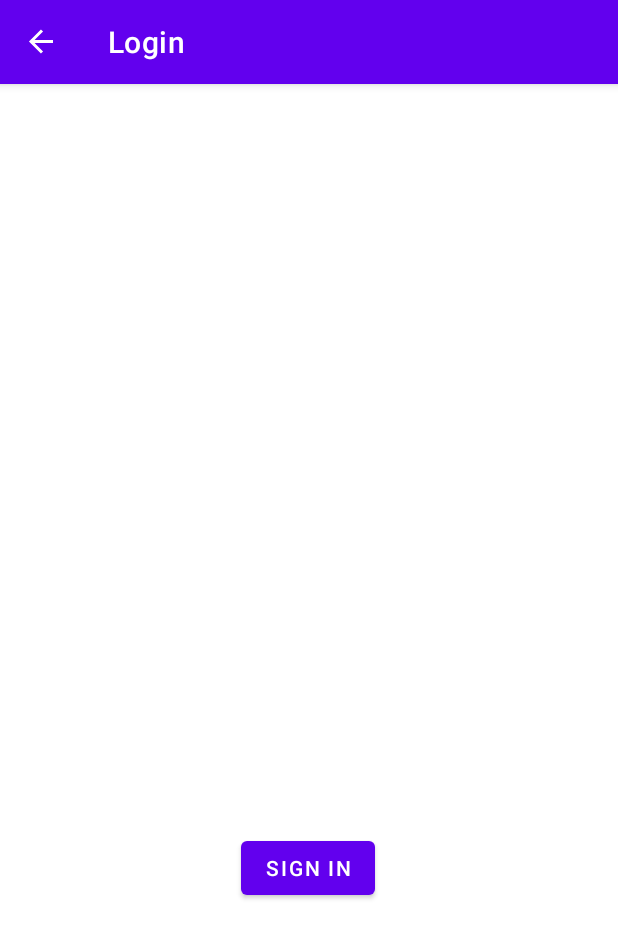
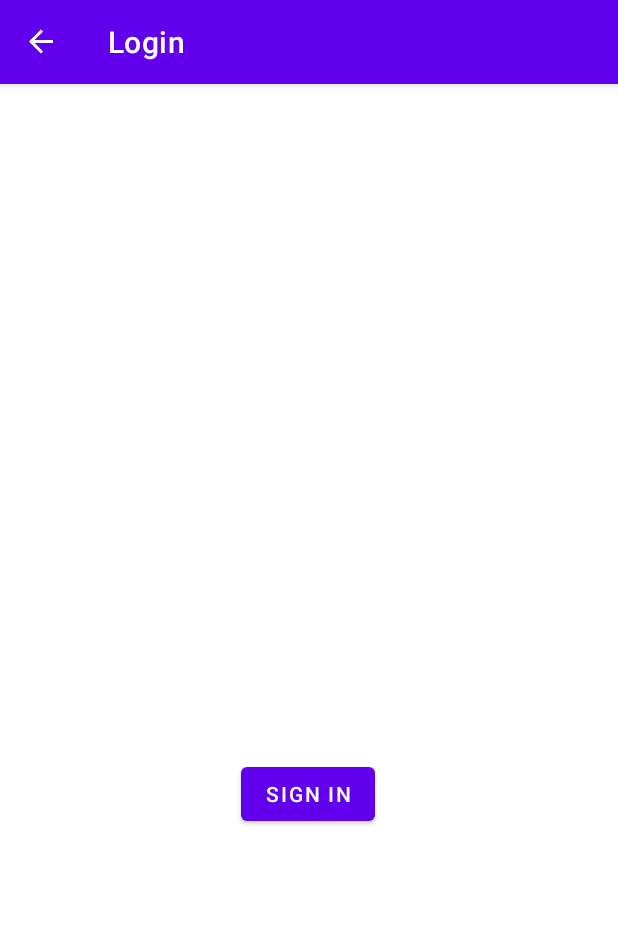
Before and after one commit to M-Byte480/Laeds-GO, an Android app: the screen it shows after launch (MainActivity), on a phone screen of 412 x 824 dp. Shown: the top 938 px of the screen. Run offline under Robolectric (Android 15) with nearby library versions, the phone set to English and light mode, and no system bars; our stand-ins replace Firebase (no records; nobody signed in at launch, a user with empty details on screens opened directly), navigation-ui; libraries missing offline, so code that uses them is left out: com.firebase.ui; 1 statement that could not run was skipped.

Commit message:
[Milan] Forgot to push this

```diff
--- a/app/src/main/res/layout/activity_main.xml
+++ b/app/src/main/res/layout/activity_main.xml
@@ -4,8 +4,7 @@
     xmlns:tools="http://schemas.android.com/tools"
     android:id="@+id/container"
     android:layout_width="match_parent"
-    android:layout_height="match_parent"
-    android:paddingTop="?attr/actionBarSize">
+    android:layout_height="match_parent">
 
     <com.google.android.material.bottomnavigation.BottomNavigationView
         android:id="@+id/nav_view"
@@ -23,7 +22,7 @@
         android:id="@+id/nav_host_fragment_activity_main"
         android:name="androidx.navigation.fragment.NavHostFragment"
         android:layout_width="match_parent"
-        android:layout_height="646dp"
+        android:layout_height="match_parent"
         app:defaultNavHost="true"
         app:layout_constraintBottom_toTopOf="@id/nav_view"
         app:layout_constraintHorizontal_bias="0.0"
```
